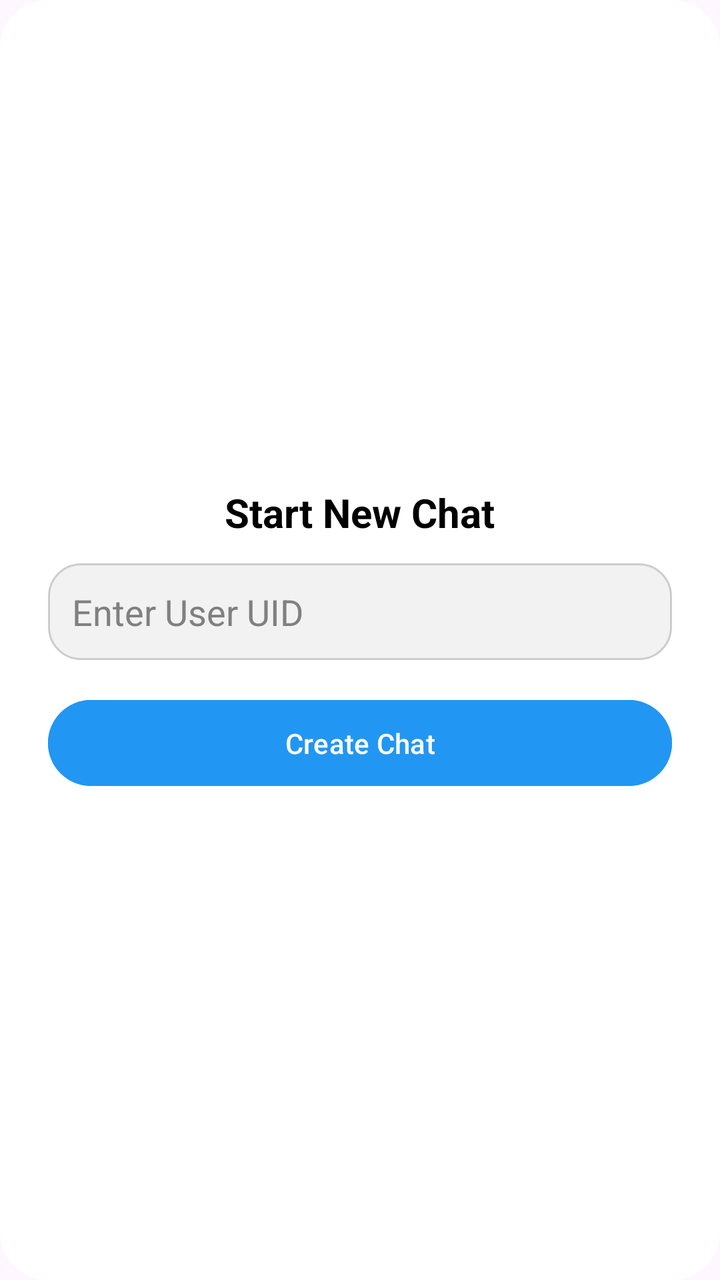
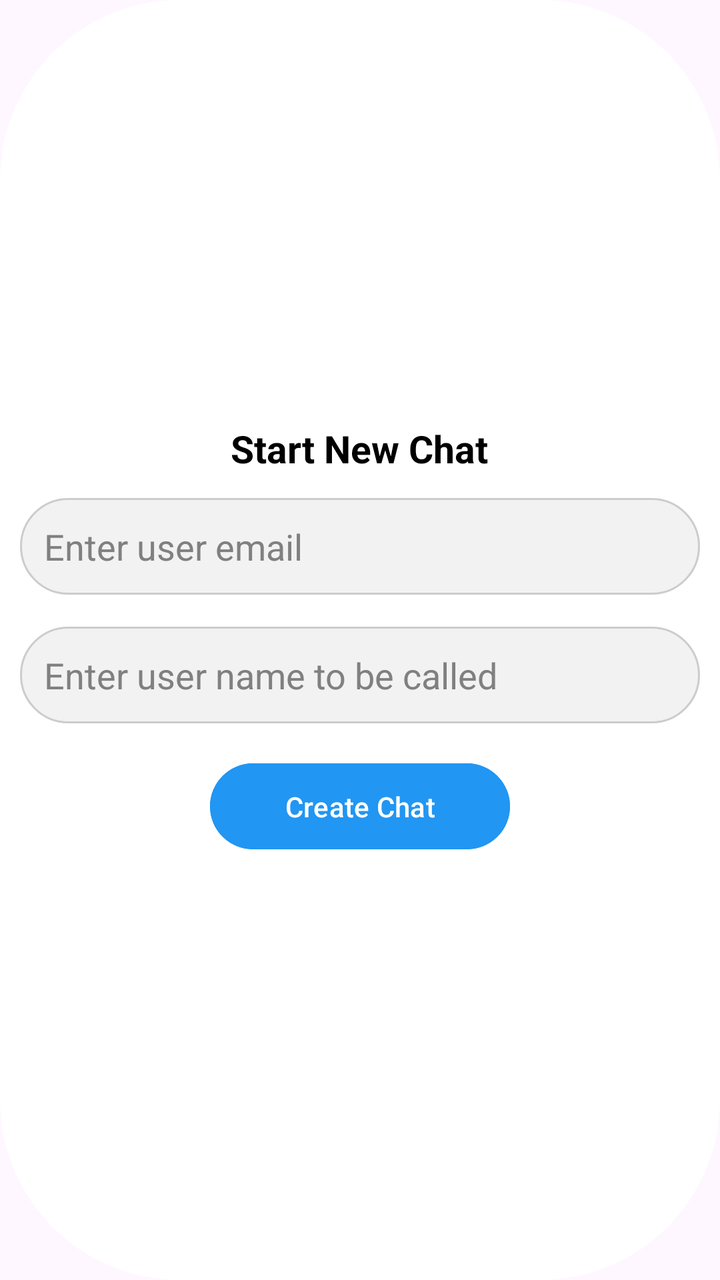

Two renders of the same Android screen: before a commit and after it. Below are the layout's source before the change and the commit's diff.
<!-- AndroidManifest.xml: application theme Theme.ChattingApp -->
<!-- res/layout/dialog_new_chat.xml -->
<?xml version="1.0" encoding="utf-8"?>
<LinearLayout xmlns:android="http://schemas.android.com/apk/res/android"
    android:layout_width="match_parent"
    android:layout_height="wrap_content"
    android:padding="24dp"
    android:orientation="vertical"
    android:background="@drawable/bg_dialog_round"
    android:layout_gravity="center"
    android:gravity="center">

    <TextView
        android:id="@+id/dialogTitle"
        android:layout_width="wrap_content"
        android:layout_height="wrap_content"
        android:text="Start New Chat"
        android:textSize="20sp"
        android:textStyle="bold"
        android:paddingBottom="12dp"
        android:textColor="#000000" />

    <EditText
        android:id="@+id/inputUserUid"
        android:layout_width="match_parent"
        android:layout_height="wrap_content"
        android:hint="Enter User UID"
        android:padding="12dp"
        android:layout_marginBottom="16dp"
        android:background="@drawable/bg_input"
        android:textColor="#000000"
        android:textColorHint="#808080" />

    <Button
        android:id="@+id/btnCreateChat"
        android:layout_width="match_parent"
        android:layout_height="wrap_content"
        android:text="Create Chat"
        android:backgroundTint="#2196F3"
        android:textColor="#FFFFFF"
        android:padding="12dp" />

</LinearLayout>
<!-- resources referenced by this layout -->
<resources>
  <!-- drawable bg_dialog_round (drawable) -->
  <?xml version="1.0" encoding="utf-8"?>
  <shape xmlns:android="http://schemas.android.com/apk/res/android"
      android:shape="rectangle">
      <solid android:color="#FFFFFF"/>
      <corners android:radius="24dp"/>
      <padding
          android:left="16dp"
          android:top="16dp"
          android:right="16dp"
          android:bottom="16dp" />
  </shape>
  <!-- drawable bg_input (drawable) -->
  <?xml version="1.0" encoding="utf-8"?>
  <shape xmlns:android="http://schemas.android.com/apk/res/android"
      android:shape="rectangle">
      <solid android:color="#F2F2F2"/>
      <corners android:radius="16dp"/>
      <stroke android:width="1dp" android:color="#CCCCCC"/>
  </shape>
  <style name="Theme.ChattingApp" parent="Base.Theme.ChattingApp" />
  <style name="Base.Theme.ChattingApp" parent="Theme.Material3.DayNight.NoActionBar">
          
          
      </style>
</resources>

<!-- the commit's change to res/layout/dialog_new_chat.xml (unified diff, before → after) -->
@@ -2,7 +2,7 @@
 <LinearLayout xmlns:android="http://schemas.android.com/apk/res/android"
     android:layout_width="match_parent"
     android:layout_height="wrap_content"
-    android:padding="24dp"
+    android:padding="10dp"
     android:orientation="vertical"
     android:background="@drawable/bg_dialog_round"
     android:layout_gravity="center"
@@ -13,16 +13,27 @@
         android:layout_width="wrap_content"
         android:layout_height="wrap_content"
         android:text="Start New Chat"
-        android:textSize="20sp"
+        android:textSize="19sp"
         android:textStyle="bold"
         android:paddingBottom="12dp"
         android:textColor="#000000" />
 
     <EditText
         android:id="@+id/inputUserUid"
-        android:layout_width="match_parent"
+        android:layout_width="340dp"
         android:layout_height="wrap_content"
-        android:hint="Enter User UID"
+        android:hint="Enter user email"
+        android:padding="12dp"
+        android:layout_marginBottom="16dp"
+        android:background="@drawable/bg_input"
+        android:textColor="#000000"
+        android:textColorHint="#808080" />
+
+  <EditText
+        android:id="@+id/inputUsername"
+        android:layout_width="340dp"
+        android:layout_height="wrap_content"
+        android:hint="Enter user name to be called"
         android:padding="12dp"
         android:layout_marginBottom="16dp"
         android:background="@drawable/bg_input"
@@ -31,7 +42,7 @@
 
     <Button
         android:id="@+id/btnCreateChat"
-        android:layout_width="match_parent"
+        android:layout_width="150dp"
         android:layout_height="wrap_content"
         android:text="Create Chat"
         android:backgroundTint="#2196F3"
<!-- resource entries referenced after the edit -->
@@ -5,7 +5,7 @@
   <shape xmlns:android="http://schemas.android.com/apk/res/android"
       android:shape="rectangle">
       <solid android:color="#FFFFFF"/>
-      <corners android:radius="24dp"/>
+      <corners android:radius="90dp"/>
       <padding
           android:left="16dp"
           android:top="16dp"
@@ -17,7 +17,7 @@
   <shape xmlns:android="http://schemas.android.com/apk/res/android"
       android:shape="rectangle">
       <solid android:color="#F2F2F2"/>
-      <corners android:radius="16dp"/>
+      <corners android:radius="50dp"/>
       <stroke android:width="1dp" android:color="#CCCCCC"/>
   </shape>
   <style name="Theme.ChattingApp" parent="Base.Theme.ChattingApp" />
